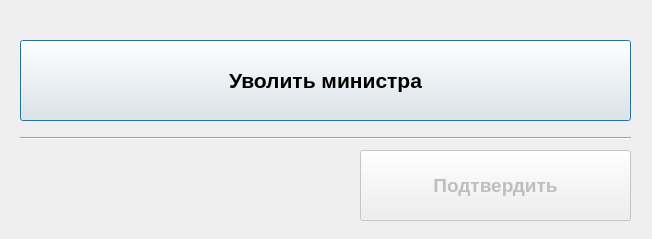
Old version of the form ministrys/president.ui in the repository vladyan18/MagaGame.
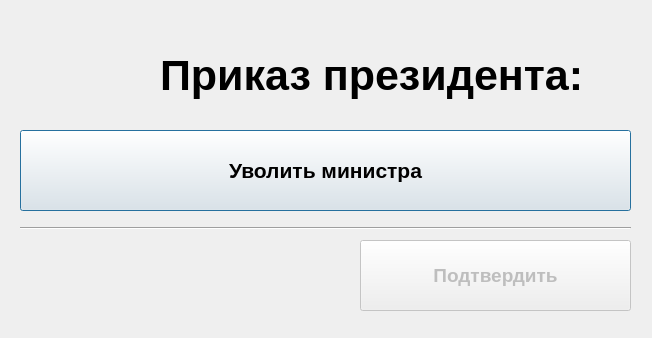
New version of the form. Icons and pictures are not drawn.

Patch:
```diff
--- a/ministrys/president.ui
+++ b/ministrys/president.ui
@@ -7,7 +7,7 @@
     <x>0</x>
     <y>0</y>
     <width>652</width>
-    <height>239</height>
+    <height>338</height>
    </rect>
   </property>
   <property name="windowTitle">
@@ -17,7 +17,7 @@
    <property name="geometry">
     <rect>
      <x>20</x>
-     <y>40</y>
+     <y>130</y>
      <width>611</width>
      <height>81</height>
     </rect>
@@ -40,7 +40,7 @@
    <property name="geometry">
     <rect>
      <x>20</x>
-     <y>130</y>
+     <y>220</y>
      <width>611</width>
      <height>16</height>
     </rect>
@@ -56,7 +56,7 @@
    <property name="geometry">
     <rect>
      <x>360</x>
-     <y>150</y>
+     <y>240</y>
      <width>271</width>
      <height>71</height>
     </rect>
@@ -72,6 +72,32 @@
     <string>Подтвердить</string>
    </property>
   </widget>
+  <widget class="QLabel" name="label">
+   <property name="geometry">
+    <rect>
+     <x>20</x>
+     <y>10</y>
+     <width>111</width>
+     <height>101</height>
+    </rect>
+   </property>
+   <property name="text">
+    <string>&lt;html&gt;&lt;head/&gt;&lt;body&gt;&lt;p&gt;&lt;img src=&quot;:/gerb.png&quot;/&gt;&lt;/p&gt;&lt;/body&gt;&lt;/html&gt;</string>
+   </property>
+  </widget>
+  <widget class="QLabel" name="label_2">
+   <property name="geometry">
+    <rect>
+     <x>160</x>
+     <y>50</y>
+     <width>481</width>
+     <height>51</height>
+    </rect>
+   </property>
+   <property name="text">
+    <string>&lt;html&gt;&lt;head/&gt;&lt;body&gt;&lt;p&gt;&lt;span style=&quot; font-size:32pt; font-weight:600;&quot;&gt;Приказ президента:&lt;/span&gt;&lt;/p&gt;&lt;/body&gt;&lt;/html&gt;</string>
+   </property>
+  </widget>
  </widget>
  <resources/>
  <connections/>
```
